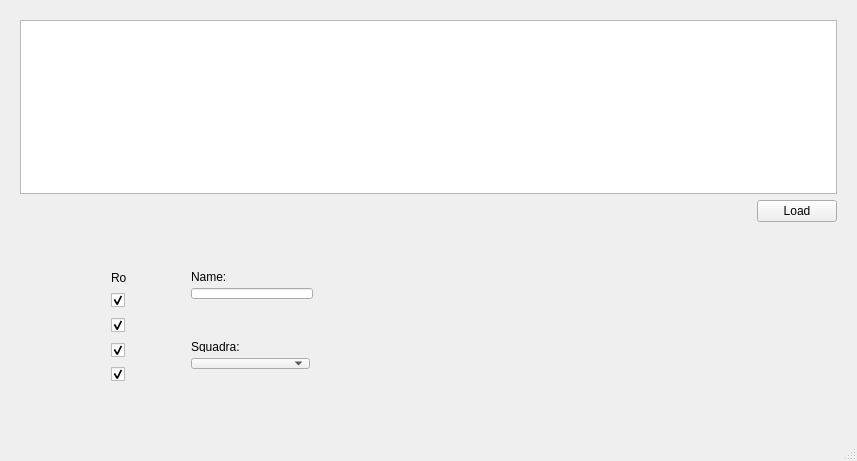
The window that mainwindow.ui (andregri/fantacalcio-asta) describes before a commit, drawn with Qt 5.
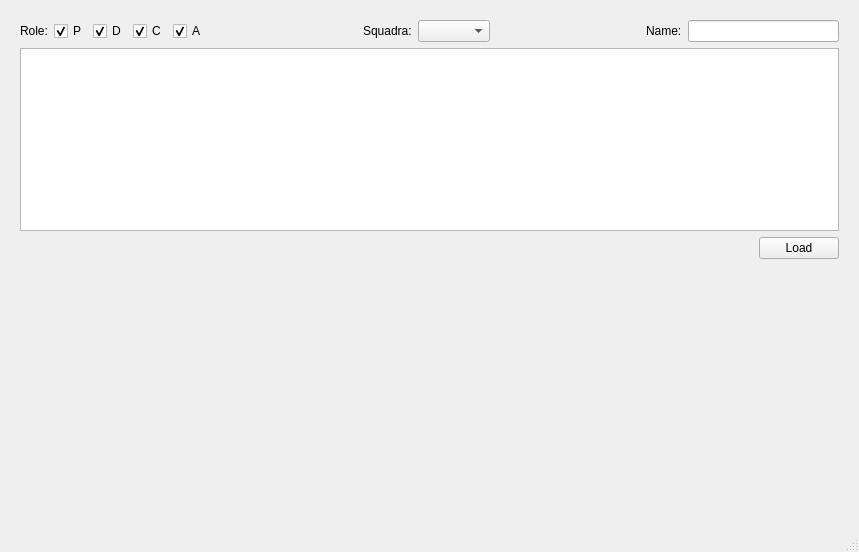
The same window after the commit.

Commit message: set columns width to adjust to content

```diff
--- a/mainwindow.ui
+++ b/mainwindow.ui
@@ -6,95 +6,26 @@
    <rect>
     <x>0</x>
     <y>0</y>
-    <width>857</width>
-    <height>461</height>
+    <width>859</width>
+    <height>552</height>
    </rect>
   </property>
   <property name="windowTitle">
    <string>MainWindow</string>
   </property>
   <widget class="QWidget" name="centralWidget">
-   <widget class="QWidget" name="layoutWidget">
-    <property name="geometry">
-     <rect>
-      <x>180</x>
-      <y>260</y>
-      <width>144</width>
-      <height>50</height>
-     </rect>
-    </property>
-    <layout class="QVBoxLayout" name="verticalLayout_3">
-     <item>
-      <widget class="QLabel" name="label_2">
-       <property name="text">
-        <string>Name:</string>
-       </property>
-      </widget>
-     </item>
-     <item>
-      <widget class="QLineEdit" name="lineEdit_playerName"/>
-     </item>
-    </layout>
-   </widget>
    <widget class="QWidget" name="layoutWidget">
     <property name="geometry">
      <rect>
       <x>9</x>
       <y>9</y>
-      <width>839</width>
-      <height>224</height>
+      <width>841</width>
+      <height>261</height>
      </rect>
     </property>
     <layout class="QVBoxLayout" name="verticalLayout">
      <item>
-      <widget class="QTableWidget" name="tablePlayersValues">
-       <property name="cursor" stdset="0">
-        <cursorShape>ArrowCursor</cursorShape>
-       </property>
-       <property name="horizontalScrollBarPolicy">
-        <enum>Qt::ScrollBarAsNeeded</enum>
-       </property>
-       <property name="sizeAdjustPolicy">
-        <enum>QAbstractScrollArea::AdjustIgnored</enum>
-       </property>
-      </widget>
-     </item>
-     <item>
-      <layout class="QHBoxLayout" name="horizontalLayout">
-       <item>
-        <spacer name="horizontalSpacer">
-         <property name="orientation">
-          <enum>Qt::Horizontal</enum>
-         </property>
-         <property name="sizeHint" stdset="0">
-          <size>
-           <width>40</width>
-           <height>20</height>
-          </size>
-         </property>
-        </spacer>
-       </item>
-       <item>
-        <widget class="QPushButton" name="btnLoadCsv">
-         <property name="text">
-          <string>Load</string>
-         </property>
-        </widget>
-       </item>
-      </layout>
-     </item>
-    </layout>
-   </widget>
-   <widget class="QWidget" name="layoutWidget">
-    <property name="geometry">
-     <rect>
-      <x>100</x>
-      <y>260</y>
-      <width>38</width>
-      <height>135</height>
-     </rect>
-    </property>
-    <layout class="QVBoxLayout" name="verticalLayout_2">
+      <layout class="QHBoxLayout" name="horizontalLayout_4">
      <item>
       <widget class="QLabel" name="label">
        <property name="text">
@@ -166,18 +97,19 @@
        </property>
       </widget>
      </item>
-    </layout>
-   </widget>
-   <widget class="QWidget" name="layoutWidget">
-    <property name="geometry">
-     <rect>
-      <x>180</x>
-      <y>330</y>
-      <width>141</width>
-      <height>50</height>
-     </rect>
-    </property>
-    <layout class="QVBoxLayout" name="verticalLayout_4">
+       <item>
+        <spacer name="horizontalSpacer_5">
+         <property name="orientation">
+          <enum>Qt::Horizontal</enum>
+         </property>
+         <property name="sizeHint" stdset="0">
+          <size>
+           <width>40</width>
+           <height>20</height>
+          </size>
+         </property>
+        </spacer>
+       </item>
      <item>
       <widget class="QLabel" name="label_3">
        <property name="text">
@@ -187,6 +119,68 @@
      </item>
      <item>
       <widget class="QComboBox" name="comboBox_teams"/>
+       </item>
+       <item>
+        <spacer name="horizontalSpacer_2">
+         <property name="orientation">
+          <enum>Qt::Horizontal</enum>
+         </property>
+         <property name="sizeHint" stdset="0">
+          <size>
+           <width>40</width>
+           <height>20</height>
+          </size>
+         </property>
+        </spacer>
+       </item>
+       <item>
+        <widget class="QLabel" name="label_2">
+         <property name="text">
+          <string>Name:</string>
+         </property>
+        </widget>
+       </item>
+       <item>
+        <widget class="QLineEdit" name="lineEdit_playerName"/>
+       </item>
+      </layout>
+     </item>
+     <item>
+      <widget class="QTableWidget" name="tablePlayersValues">
+       <property name="cursor" stdset="0">
+        <cursorShape>ArrowCursor</cursorShape>
+       </property>
+       <property name="horizontalScrollBarPolicy">
+        <enum>Qt::ScrollBarAsNeeded</enum>
+       </property>
+       <property name="sizeAdjustPolicy">
+        <enum>QAbstractScrollArea::AdjustIgnored</enum>
+       </property>
+      </widget>
+     </item>
+     <item>
+      <layout class="QHBoxLayout" name="horizontalLayout">
+       <item>
+        <spacer name="horizontalSpacer">
+         <property name="orientation">
+          <enum>Qt::Horizontal</enum>
+         </property>
+         <property name="sizeHint" stdset="0">
+          <size>
+           <width>40</width>
+           <height>20</height>
+          </size>
+         </property>
+        </spacer>
+       </item>
+       <item>
+        <widget class="QPushButton" name="btnLoadCsv">
+         <property name="text">
+          <string>Load</string>
+         </property>
+        </widget>
+       </item>
+      </layout>
      </item>
     </layout>
    </widget>
```
Lines whose indentation alone changed are shown as unchanged. The commit also changes 2 other files.
